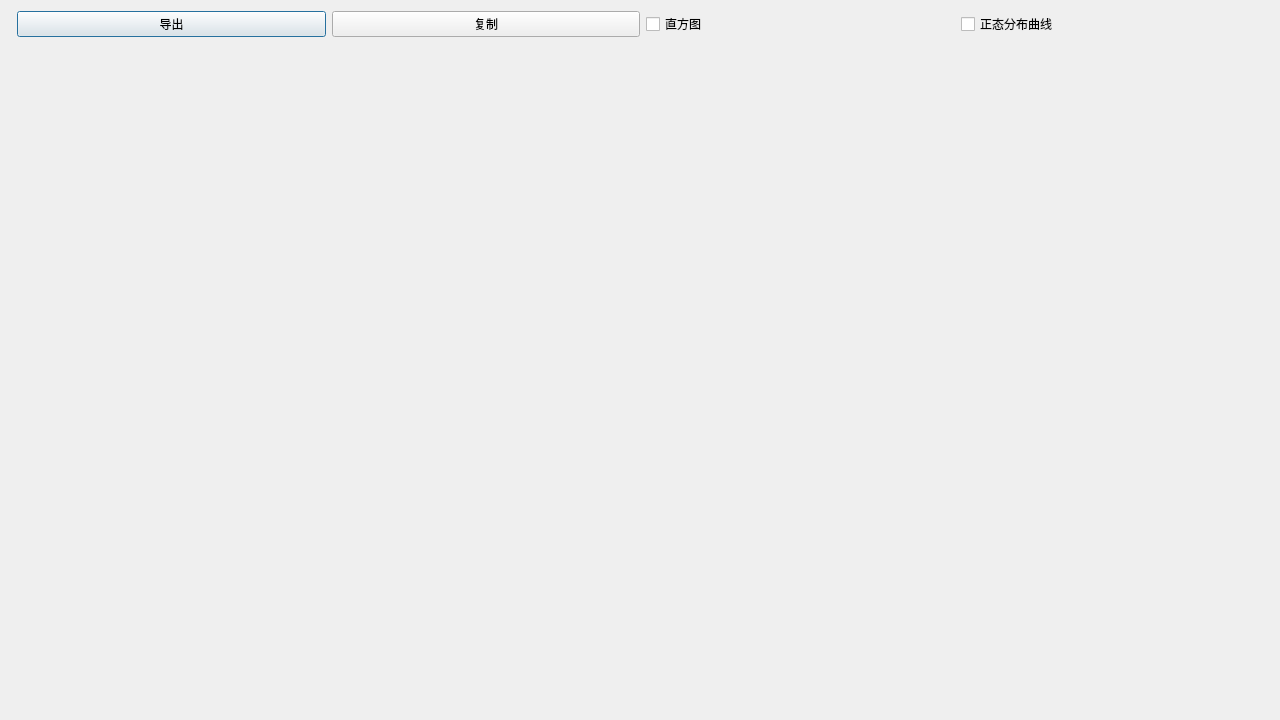
Qt form IMDAP/histogramdialog.ui (suxj22/IMDAP) before a commit.
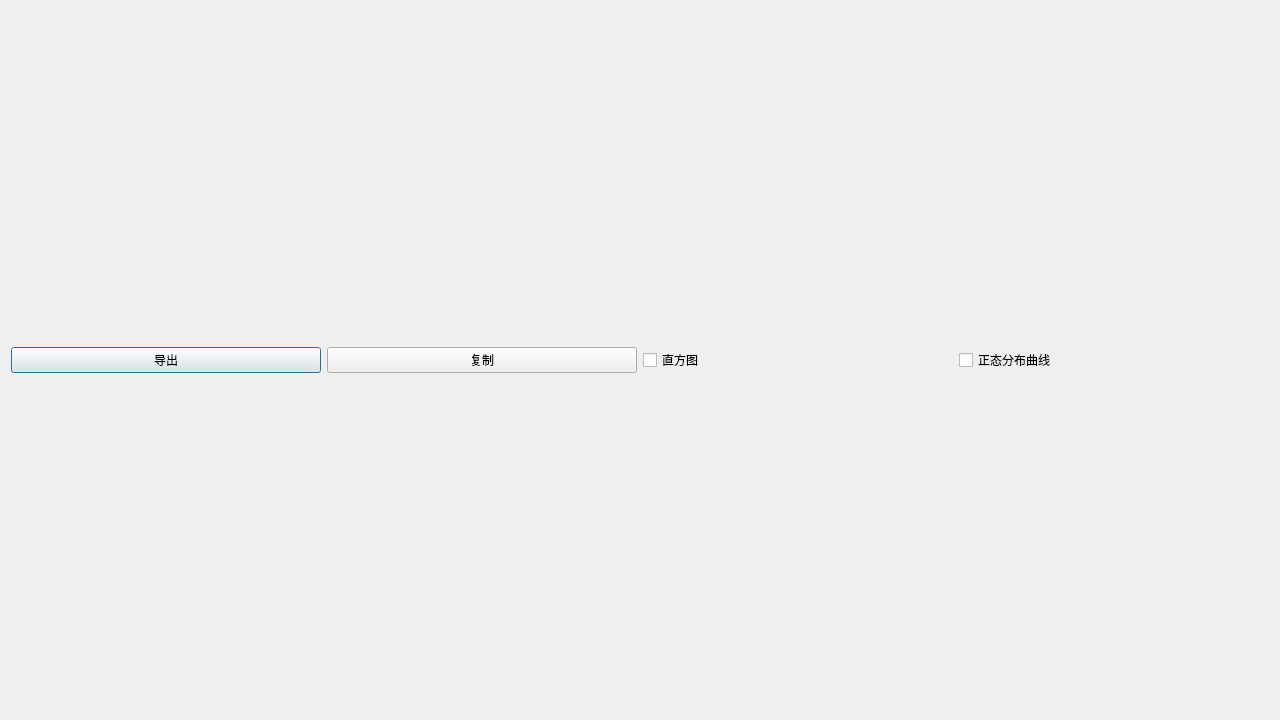
The same form after that commit.

Diff of the .ui file:
```diff
--- a/IMDAP/histogramdialog.ui
+++ b/IMDAP/histogramdialog.ui
@@ -13,8 +13,8 @@
   <property name="windowTitle">
    <string>Dialog</string>
   </property>
-  <layout class="QFormLayout" name="formLayout">
-   <item row="0" column="1">
+  <layout class="QGridLayout" name="gridLayout">
+   <item row="0" column="0">
     <layout class="QHBoxLayout" name="horizontalLayout">
      <item>
       <widget class="QPushButton" name="exportImageButton">
```
